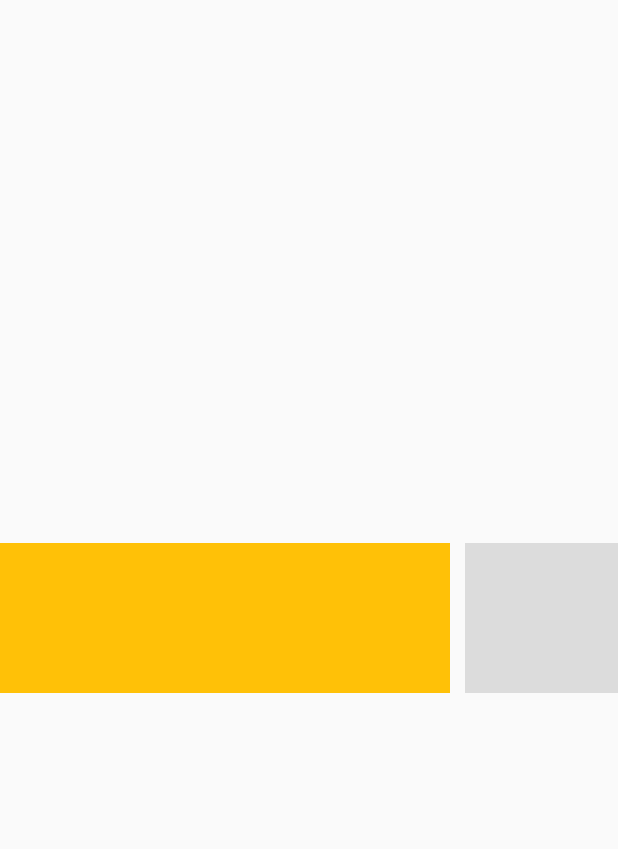
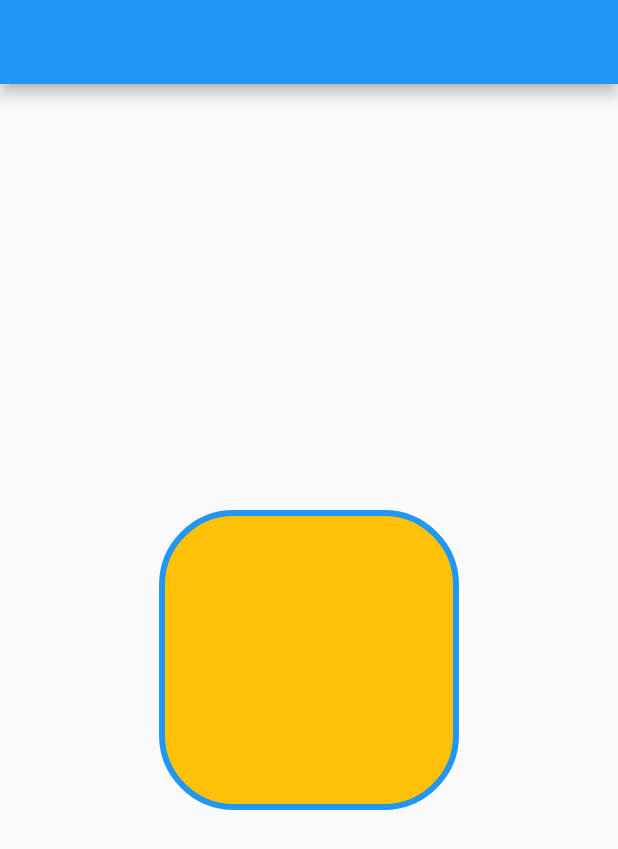
Before and after one commit to zahangiralamjp/widgets_in_classes, a Flutter app: the screen it shows after launch, on a phone screen of 412 x 824 dp. Shown: the top 849 px of the screen. Run offline on Flutter 3.47's test engine with Material 2 defaults, Android fonts, the phone set to English and light mode, and no system bars.

Commit message:
BorderRadius.circular

```diff
--- a/lib/main.dart
+++ b/lib/main.dart
@@ -11,36 +11,15 @@ class MyApp extends StatelessWidget {
   @override
   Widget build(BuildContext context) {
     return Scaffold(
+      appBar: AppBar(),
       body: Center(
-        child: SingleChildScrollView(
-          scrollDirection: Axis.horizontal,
-          child: Row(
-            children: <Widget>[
-              Container(
-                height: 100,
-                width: 300,
-                color: Colors.amber,
-              ),
-              SizedBox(
-                width: 10,
-              ),
-              Container(
-                height: 100,
-                width: 300,
-                color: Colors.black12,
-              ),
-              SizedBox(
-                width: 10,
-              ),
-              Container(
-                height: 100,
-                width: 300,
-                color: Colors.blueAccent,
-              ),
-              SizedBox(
-                width: 10,
-              ),
-            ],
+        child: Container(
+          width: 200,
+          height: 200,
+          decoration: BoxDecoration(
+            color: Colors.amber,
+            border: Border.all(width: 4, color: Colors.blue),
+            borderRadius: BorderRadius.circular(50),
           ),
         ),
       ),
```
